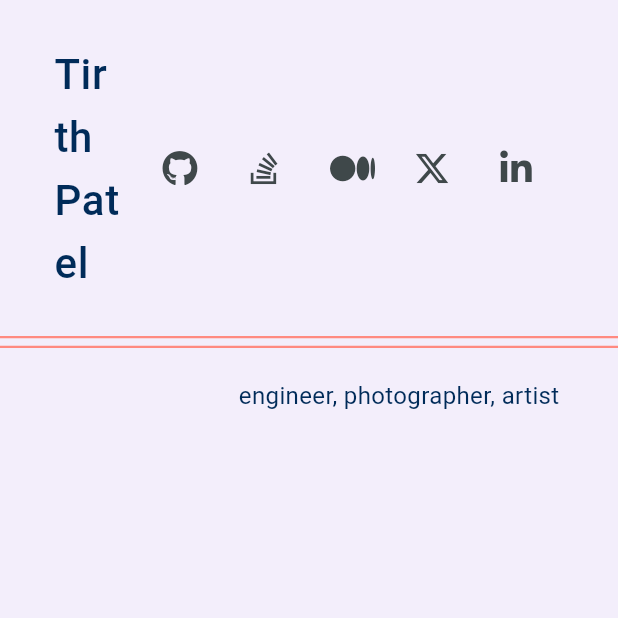
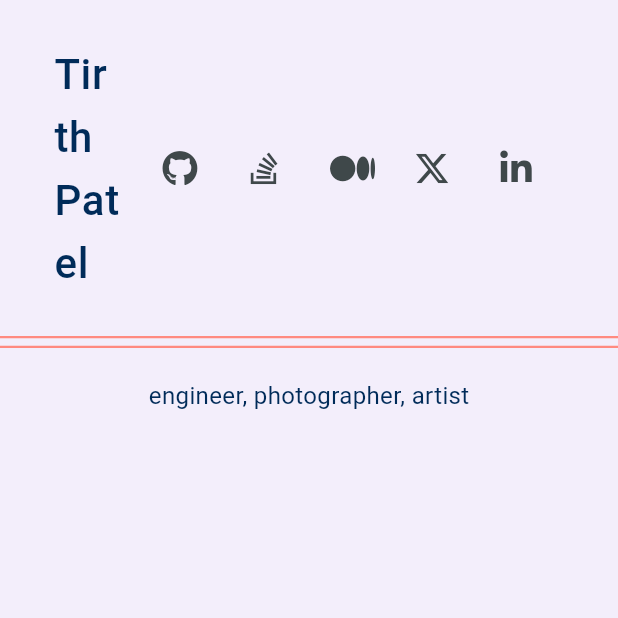
Before and after one commit to piedcipher/tirth.today, a Flutter app: the screen it shows after launch, on a phone screen of 412 x 824 dp, the top half of it. Run offline on Flutter 3.47's test engine with Material 3 defaults, Android fonts, the phone set to English and light mode, and no system bars; our stand-ins replace font_awesome_flutter.

Commit message:
Update main.dart

```diff
--- a/lib/main.dart
+++ b/lib/main.dart
@@ -125,7 +125,6 @@ class _MyHomePageState extends State<MyHomePage> {
             ),
             const Expanded(
               child: SingleChildScrollView(
-                padding: EdgeInsets.only(left: 120.0),
                 child: Column(
                   mainAxisAlignment: MainAxisAlignment.center,
                   crossAxisAlignment: CrossAxisAlignment.start,
```
